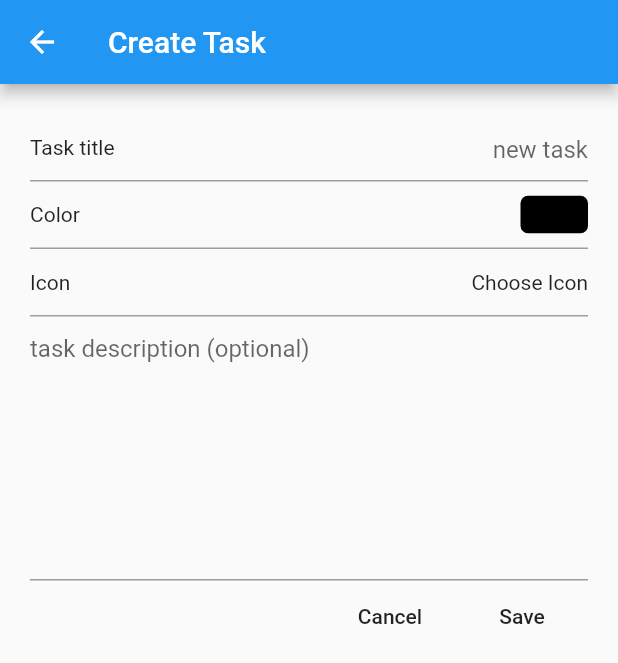
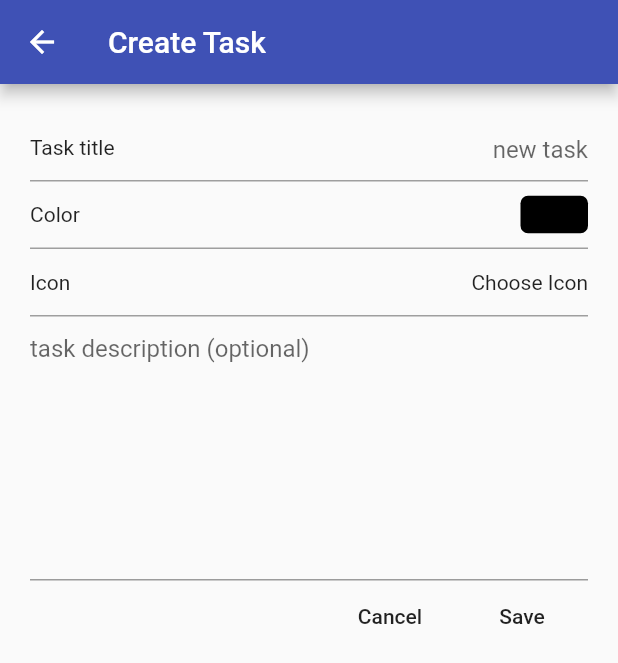
Before and after one commit to leungvanice/Flutter-time-tracker, a Flutter app: the screen it shows after launch, after a tap on "+ Create Task", on a phone screen of 412 x 824 dp. Shown: the top 663 px of the screen. Run offline on Flutter 3.47's test engine with Material 2 defaults, Android fonts, the phone set to English and light mode, and no system bars; our stand-ins replace cloud_firestore, dynamic_theme, firebase_auth, flutter_colorpicker, google_sign_in, material_design_icons_flutter and 1 more; accounts and stored records are empty.

Commit message:
Allow users to change theme dynamically

```diff
--- a/lib/main.dart
+++ b/lib/main.dart
@@ -1,28 +1,49 @@
+import 'package:dynamic_theme/dynamic_theme.dart';
 import 'package:firebase_auth/firebase_auth.dart';
+import 'package:shared_preferences/shared_preferences.dart';
 
 import './widgets/root_page.dart';
 import './widgets/login_page.dart';
 
 import 'package:flutter/material.dart';
 
-void main() {
-  runApp(MyApp());
+void main() async {
+  WidgetsFlutterBinding.ensureInitialized();
+  SharedPreferences prefs = await SharedPreferences.getInstance();
+  Brightness brightness =
+      (prefs.getBool("isDark") ?? false) ? Brightness.dark : Brightness.light;
+  runApp(MyApp(
+    defaultBrightness: brightness,
+  ));
 }
 
 class MyApp extends StatelessWidget {
+  Brightness defaultBrightness;
+  MyApp({this.defaultBrightness});
   @override
   Widget build(BuildContext context) {
+    return DynamicTheme(
+      // defaultBrightness: Brightness.light,
+      defaultBrightness: defaultBrightness,
+      data: (brightness) => new ThemeData(
+        primarySwatch: Colors.indigo,
+        brightness: brightness,
+      ),
+      themedWidgetBuilder: (context, theme) {
         return GestureDetector(
           onTap: () {
             FocusScope.of(context).requestFocus(FocusNode());
           },
           child: MaterialApp(
             home: TimeTrackerApp(),
+            theme: theme,
             routes: {
               'root-page': (context) => RootPage(),
               'login-page': (context) => LoginPage(),
             },
           ),
+        );
+      },
     );
   }
 }
--- a/pubspec.yaml
+++ b/pubspec.yaml
@@ -26,6 +26,7 @@ dependencies:
   material_design_icons_flutter: 4.0.5045
   intl: ^0.16.1
   shared_preferences: ^0.4.3
+  dynamic_theme: ^1.0.0
 
 
   # The following adds the Cupertino Icons font to your application.
```
Also changed, not shown: lib/widgets/first_page.dart (+20 -0 lines), pubspec.lock. Lines whose indentation alone changed are shown as unchanged.
